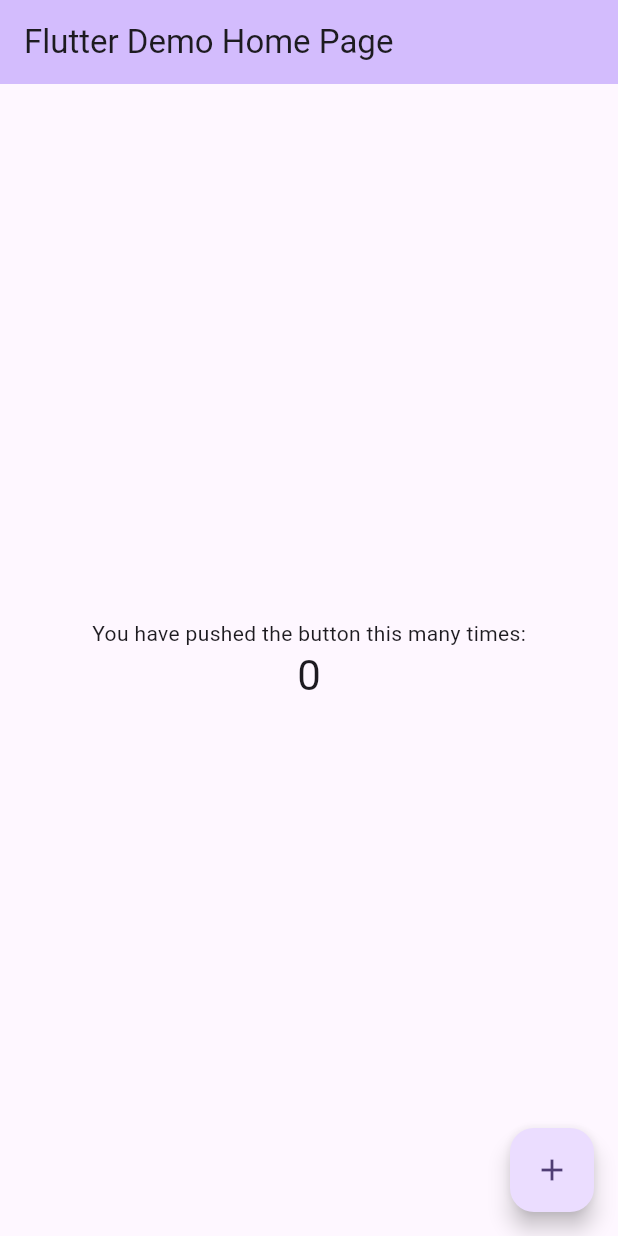
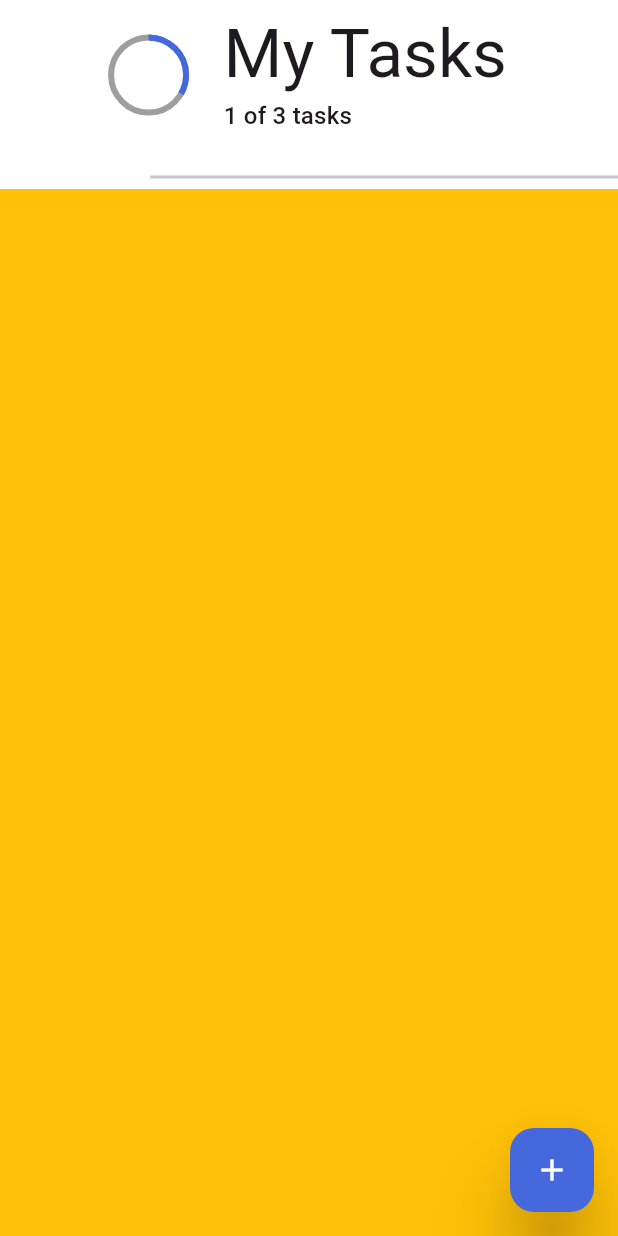
Before and after one commit to fjr619/Flutter-Todo-Hive, a Flutter app: the screen it shows after launch, on a phone screen of 412 x 824 dp. Run offline on Flutter 3.47's test engine with Material 3 defaults, Android fonts, the phone set to English and light mode, and no system bars; our stand-ins replace gap.

Commit message:
create home screen part 1 : custom app bar

```diff
--- a/lib/main.dart
+++ b/lib/main.dart
@@ -1,4 +1,5 @@
 import 'package:flutter/material.dart';
+import 'package:flutter_todo_hive/presentation/screens/home/home_view.dart';
 
 void main() {
   runApp(const MyApp());
@@ -13,113 +14,9 @@
     return MaterialApp(
       title: 'Flutter Demo',
       theme: ThemeData(
-        // This is the theme of your application.
-        //
-        // TRY THIS: Try running your application with "flutter run". You'll see
-        // the application has a purple toolbar. Then, without quitting the app,
-        // try changing the seedColor in the colorScheme below to Colors.green
-        // and then invoke "hot reload" (save your changes or press the "hot
-        // reload" button in a Flutter-supported IDE, or press "r" if you used
-        // the command line to start the app).
-        //
-        // Notice that the counter didn't reset back to zero; the application
-        // state is not lost during the reload. To reset the state, use hot
-        // restart instead.
-        //
-        // This works for code too, not just values: Most code changes can be
-        // tested with just a hot reload.
-        colorScheme: ColorScheme.fromSeed(seedColor: Colors.deepPurple),
         useMaterial3: true,
       ),
-      home: const MyHomePage(title: 'Flutter Demo Home Page'),
+      home: const HomeView(),
     );
   }
 }
-
-class MyHomePage extends StatefulWidget {
-  const MyHomePage({super.key, required this.title});
-
-  // This widget is the home page of your application. It is stateful, meaning
-  // that it has a State object (defined below) that contains fields that affect
-  // how it looks.
-
-  // This class is the configuration for the state. It holds the values (in this
-  // case the title) provided by the parent (in this case the App widget) and
-  // used by the build method of the State. Fields in a Widget subclass are
-  // always marked "final".
-
-  final String title;
-
-  @override
-  State<MyHomePage> createState() => _MyHomePageState();
-}
-
-class _MyHomePageState extends State<MyHomePage> {
-  int _counter = 0;
-
-  void _incrementCounter() {
-    setState(() {
-      // This call to setState tells the Flutter framework that something has
-      // changed in this State, which causes it to rerun the build method below
-      // so that the display can reflect the updated values. If we changed
-      // _counter without calling setState(), then the build method would not be
-      // called again, and so nothing would appear to happen.
-      _counter++;
-    });
-  }
-
-  @override
-  Widget build(BuildContext context) {
-    // This method is rerun every time setState is called, for instance as done
-    // by the _incrementCounter method above.
-    //
-    // The Flutter framework has been optimized to make rerunning build methods
-    // fast, so that you can just rebuild anything that needs updating rather
-    // than having to individually change instances of widgets.
-    return Scaffold(
-      appBar: AppBar(
-        // TRY THIS: Try changing the color here to a specific color (to
-        // Colors.amber, perhaps?) and trigger a hot reload to see the AppBar
-        // change color while the other colors stay the same.
-        backgroundColor: Theme.of(context).colorScheme.inversePrimary,
-        // Here we take the value from the MyHomePage object that was created by
-        // the App.build method, and use it to set our appbar title.
-        title: Text(widget.title),
-      ),
-      body: Center(
-        // Center is a layout widget. It takes a single child and positions it
-        // in the middle of the parent.
-        child: Column(
-          // Column is also a layout widget. It takes a list of children and
-          // arranges them vertically. By default, it sizes itself to fit its
-          // children horizontally, and tries to be as tall as its parent.
-          //
-          // Column has various properties to control how it sizes itself and
-          // how it positions its children. Here we use mainAxisAlignment to
-          // center the children vertically; the main axis here is the vertical
-          // axis because Columns are vertical (the cross axis would be
-          // horizontal).
-          //
-          // TRY THIS: Invoke "debug painting" (choose the "Toggle Debug Paint"
-          // action in the IDE, or press "p" in the console), to see the
-          // wireframe for each widget.
-          mainAxisAlignment: MainAxisAlignment.center,
-          children: <Widget>[
-            const Text(
-              'You have pushed the button this many times:',
-            ),
-            Text(
-              '$_counter',
-              style: Theme.of(context).textTheme.headlineMedium,
-            ),
-          ],
-        ),
-      ),
-      floatingActionButton: FloatingActionButton(
-        onPressed: _incrementCounter,
-        tooltip: 'Increment',
-        child: const Icon(Icons.add),
-      ), // This trailing comma makes auto-formatting nicer for build methods.
-    );
-  }
-}
--- /dev/null
+++ b/lib/presentation/screens/home/home_view.dart
@@ -0,0 +1,159 @@
+import 'dart:developer';
+
+import 'package:flutter/material.dart';
+import 'package:flutter_todo_hive/presentation/utils/colors.dart';
+import 'package:flutter_todo_hive/presentation/utils/strings.dart';
+import 'package:gap/gap.dart';
+
+class HomeView extends StatefulWidget {
+  const HomeView({super.key});
+
+  @override
+  State<HomeView> createState() => _HomeViewState();
+}
+
+class _HomeViewState extends State<HomeView> {
+  @override
+  Widget build(BuildContext context) {
+    TextTheme textTheme = Theme.of(context).textTheme;
+
+    return Scaffold(
+      backgroundColor: Colors.white,
+      appBar: AppBar(
+        backgroundColor: Colors.white,
+        toolbarHeight: 100,
+        flexibleSpace: Container(
+          // margin: MediaQuery.of(context).padding,
+          padding: MediaQuery.of(context).padding,
+          width: double.infinity,
+          child: Row(
+            mainAxisAlignment: MainAxisAlignment.center,
+            children: [
+              ///Progress Indicator
+              const SizedBox(
+                width: 50,
+                height: 50,
+                child: CircularProgressIndicator(
+                  value: 1 / 3,
+                  backgroundColor: Colors.grey,
+                  valueColor: AlwaysStoppedAnimation(
+                    AppColors.primaryColor,
+                  ),
+                ),
+              ),
+              const Gap(25),
+
+              /// Top Level Task Info
+              Column(
+                mainAxisAlignment: MainAxisAlignment.center,
+                crossAxisAlignment: CrossAxisAlignment.start,
+                children: [
+                  Text(
+                    AppStr.mainTitle,
+                    style: textTheme.displayMedium,
+                  ),
+                  const Gap(3),
+                  Text(
+                    "1 of 3 tasks",
+                    style: textTheme.titleMedium,
+                  )
+                ],
+              )
+            ],
+          ),
+        ),
+      ),
+      floatingActionButton: const FAB(),
+      body: SizedBox(
+        width: double.infinity,
+        height: double.infinity,
+        child: Column(
+          children: [
+            // /// Custom App bar
+            // Container(
+            //   // margin: MediaQuery.of(context).padding,
+            //   padding: MediaQuery.of(context).padding,
+            //   width: double.infinity,
+            //   color: Colors.red,
+            //   child: Row(
+            //     mainAxisAlignment: MainAxisAlignment.center,
+            //     children: [
+            //       ///Progress Indicator
+            //       const SizedBox(
+            //         width: 30,
+            //         height: 30,
+            //         child: CircularProgressIndicator(
+            //           value: 1 / 3,
+            //           backgroundColor: Colors.grey,
+            //           valueColor: AlwaysStoppedAnimation(
+            //             AppColors.primaryColor,
+            //           ),
+            //         ),
+            //       ),
+            //       const Gap(25),
+
+            //       /// Top Level Task Info
+            //       Column(
+            //         mainAxisAlignment: MainAxisAlignment.center,
+            //         crossAxisAlignment: CrossAxisAlignment.start,
+            //         children: [
+            //           Text(
+            //             AppStr.mainTitle,
+            //             style: textTheme.displayMedium,
+            //           ),
+            //           const Gap(3),
+            //           Text(
+            //             "1 of 3 tasks",
+            //             style: textTheme.titleMedium,
+            //           )
+            //         ],
+            //       )
+            //     ],
+            //   ),
+            // ),
+
+            /// Divider
+            const Padding(
+              padding: EdgeInsets.only(top: 10.0),
+              child: Divider(
+                thickness: 2,
+                indent: 100,
+              ),
+            ),
+
+            /// Tasks
+            Expanded(
+              child: Container(
+                width: double.infinity,
+                height: double.infinity,
+                color: Colors.amber,
+              ),
+            )
+          ],
+        ),
+      ),
+    );
+  }
+}
+
+class FAB extends StatelessWidget {
+  const FAB({
+    super.key,
+  });
+
+  @override
+  Widget build(BuildContext context) {
+    return FloatingActionButton(
+      backgroundColor: AppColors.primaryColor,
+      elevation: 20,
+      onPressed: () {
+        //navigate to task view
+        log("task view");
+      },
+      child: const Icon(
+        Icons.add,
+        color: Colors.white,
+      ),
+    );
+  }
+}
--- a/lib/presentation/utils/colors.dart
+++ b/lib/presentation/utils/colors.dart
@@ -1,7 +1,7 @@
 import 'package:flutter/material.dart';
 
-class MyColors {
-  static const Color primaryColor = Color(0x000000ff);
+class AppColors {
+  static const Color primaryColor = Color(0xff4568dc);
   static const List<Color> primaryGradientColor = [
     Color(0xff4568dc),
     Color(0xffb06ab3),
--- a/pubspec.yaml
+++ b/pubspec.yaml
@@ -63,6 +63,7 @@ dependencies:
 
   # Date picker
   flutter_cupertino_date_picker_fork: ^1.0.7
+  gap: ^3.0.1
 
 
 dev_dependencies:
```
Also changed, not shown: pubspec.lock.
